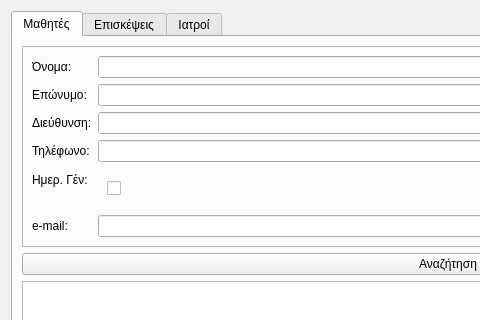
This is ui/ui_files/searchWidget.ui in tdgs/medical_qt_ruby as Qt 5 draws it before an edit; both pictures show x 0 to 480 and y 0 to 320 of the 896 by 630 pixel window. The edited form follows.
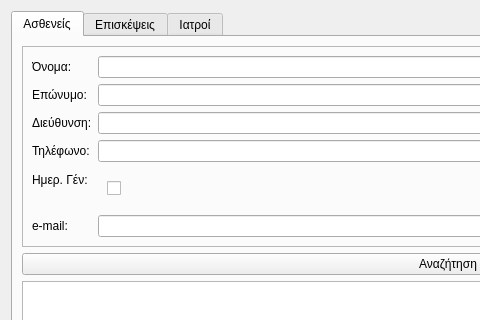
This is the edited form. Custom widgets are drawn as their Qt base class.

Commit message: minor search fix, check if empty as well as nil

Patch:
```diff
--- a/ui/ui_files/searchWidget.ui
+++ b/ui/ui_files/searchWidget.ui
@@ -21,7 +21,7 @@
      </property>
      <widget class="QWidget" name="patientTab">
       <attribute name="title">
-       <string>Μαθητές</string>
+       <string>Ασθενείς</string>
       </attribute>
       <attribute name="toolTip">
        <string>Αναζήτηση Ασθενών</string>
```
The commit also changes 2 other files.
